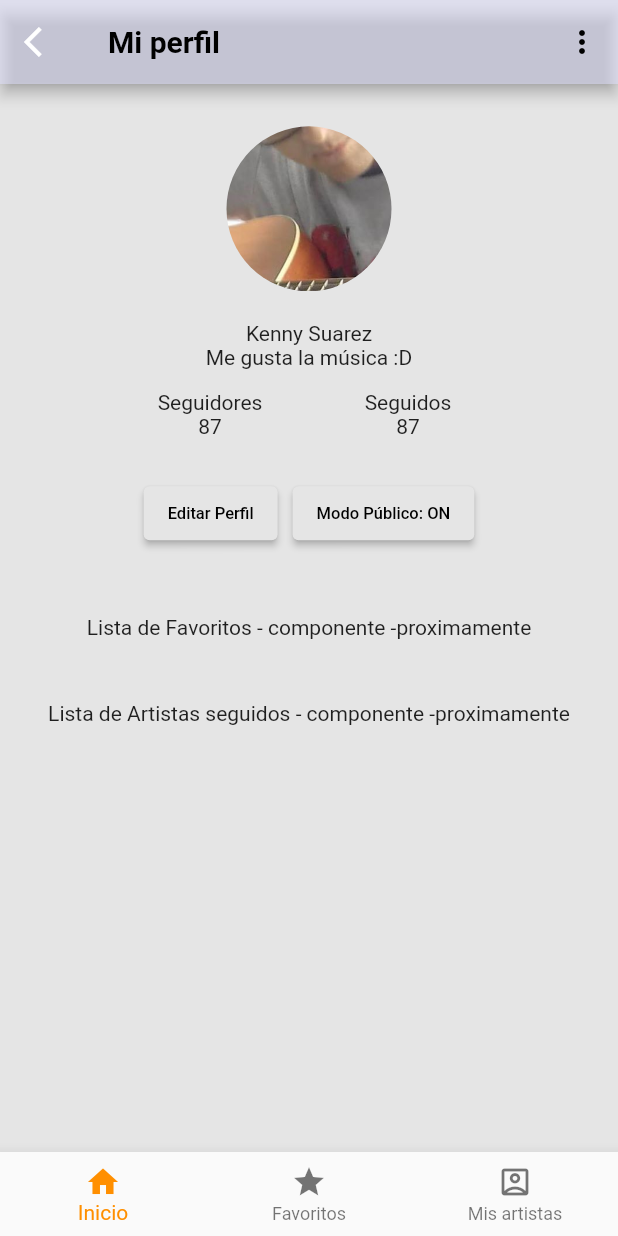
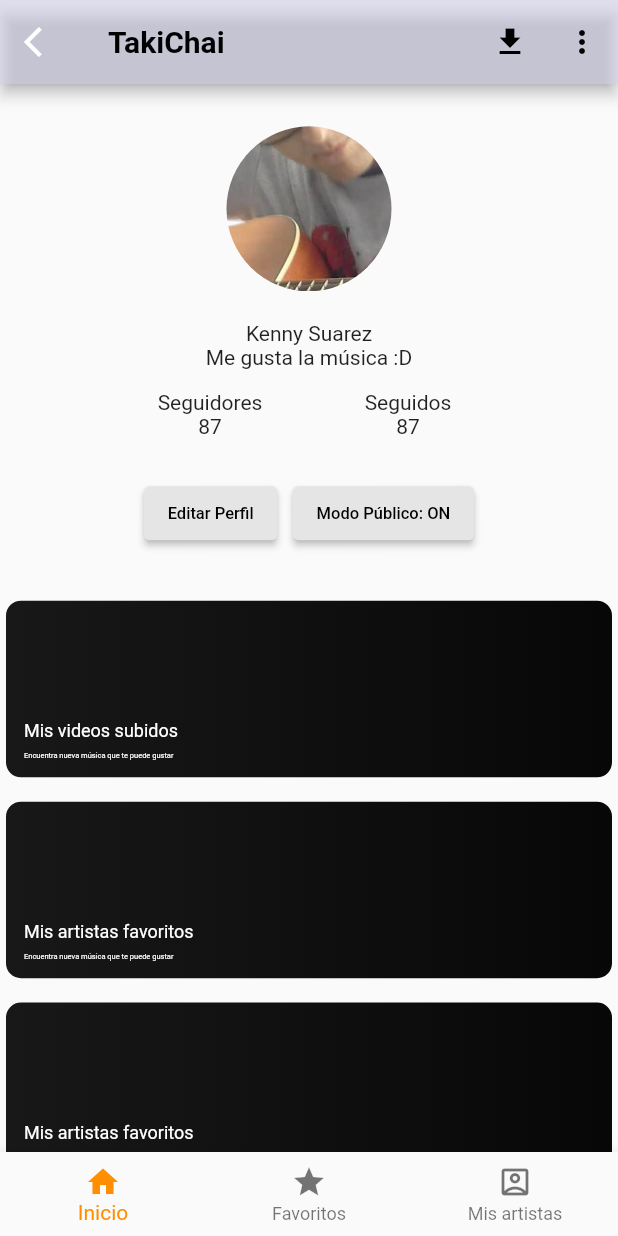
Before and after one commit to sasukenny/takichaiproject, a Flutter app: the Profile screen opened directly, on a phone screen of 412 x 824 dp. Run offline on Flutter 3.47's test engine with Material 2 defaults, Android fonts, the phone set to English and light mode, and no system bars; missing offline and left inert: about, dart:js, pubspec; Roboto replaces fonts that are missing (Montserrat).

Commit message:
lista mis favoritos

```diff
--- a/lib/Wrapper/wrapper.dart
+++ b/lib/Wrapper/wrapper.dart
@@ -35,31 +35,50 @@ class _HomeState extends State<Wrapper> {
         },
         child: Scaffold(
           backgroundColor: Color(0xFFE5E5E5),
+          //backgroundColor: Color(0xFF0B0C0E),
           appBar: AppBar(
             leading: IconButton(
               icon: Icon(Icons.arrow_back_ios , color: Colors.white),
               onPressed:  () => Navigator.of(context).pop() ),
-            title: Text(widget.title, style: TextStyle(fontWeight: FontWeight.bold),),
+            //title: Text(widget.title, style: TextStyle(fontWeight: FontWeight.bold),),
+            title: Text( 'TakiChai', style: TextStyle(fontWeight: FontWeight.bold),),
             actions: myActions(),
             backgroundColor: Color.fromRGBO(225, 225, 255, 0.5),
 
           ),
-          body: widget.activitieChild,
+          body: Container(
+            decoration: BoxDecoration(
+              gradient: LinearGradient(
+                colors: [Color.fromRGBO(41, 44, 45, 1.0),Color.fromRGBO(18, 23, 26, 1.0)],
+              ),
+            ),
+            child: widget.activitieChild,
+          ),
           bottomNavigationBar: bottomNavBar(),
         )
     );
   }
   List<Widget> myActions(){
     return <Widget>[
+      Row(
+        children: [
           /*
+          Text(
+            'Subir una canción',
+          ),*/
           IconButton(
-        icon: const Icon(Icons.add_alert),
+            padding: EdgeInsets.all(0),
+            icon: const Icon(Icons.download_sharp),
             tooltip: 'Show Snackbar',
             onPressed: () {
               ScaffoldMessenger.of(context).showSnackBar(
                   const SnackBar(content: Text('This is a snackbar')));
             },
           ),
+        ],
+      ),
+
+      /*
       IconButton(
         icon: const Icon(Icons.more_vert),
         tooltip: 'Go to the next page',
--- a/lib/activities/act_Home.dart
+++ b/lib/activities/act_Home.dart
@@ -2,7 +2,9 @@ import 'package:flutter/material.dart';
 import '../Wrapper/wrapper.dart';
 import '../components/comp_bottomNavBar.dart';
 import '../components/comp_card.dart';
+import 'act_AboutUs.dart';
 import 'act_musiclist.dart';
+import 'act_myFavoriteSongs.dart';
 import 'act_nowPlaying.dart';
 
 class Home extends StatefulWidget {
@@ -24,16 +26,18 @@ class _HomeState extends State<Home> {
 
 
   Container elements(){
-    comp_card firstComponent = const comp_card(titulo: 'Descubre nueva música', flexText: 7, img: "assets/images/heart.png", newRoute: MusicList(title: 'Descubre') ,);
-    comp_card secondComponent = const comp_card(titulo: 'Escucha nuevos artistas', flexText: 9, newRoute: NowPlayingPage(title: 'Mis favoritos'));
-    comp_card thirdComponent = const comp_card(titulo: 'Sube tu música', flexText: 9, newRoute: NowPlayingPage(title: 'Mis favoritos'),divide: 4,);
-    comp_card fourthComponent = const comp_card(titulo: 'Mi música favorita', flexText: 7, newRoute: MusicList(title: 'Sube tu música')) ;
+    comp_card firstComponent = const comp_card(titulo: 'Descubre nueva música', flexText: 7, img: "assets/images/heart.png", newRoute: MusicList(title: 'Descubre'),divide: 4.75);
+    comp_card secondComponent = const comp_card(titulo: 'Escucha nuevos artistas', flexText: 9, newRoute: NowPlayingPage(title: 'Mis favoritos'),divide: 4.75);
+    comp_card thirdComponent = const comp_card(titulo: 'Mis creaciones', flexText: 9, newRoute: NowPlayingPage(title: 'Mis Creaciones'),divide: 2.25,);
+    comp_card fourthComponent = const comp_card(titulo: 'Mi música favorita', flexText: 7, newRoute: MyFavoriteSongs(title: 'Mi música favorita')) ;
     comp_card fifthComponent = const comp_card(titulo: 'Mis Artistas favoritos', flexText: 7, newRoute: MusicList(title: 'Sobre TakiChai')) ;
-    comp_card sixthComponent = const comp_card(titulo: 'Sobre TakiChai', flexText: 7, newRoute: MusicList(title: 'Sobre TakiChai')) ;
+    comp_card sixthComponent = const comp_card(titulo: 'Mis creaciones', flexText: 7, newRoute: AboutUs(title: "About Us")) ;
+    comp_card seventhComponent = const comp_card(titulo: 'Sobre TakiChai', flexText: 7, newRoute: AboutUs(title: "About Us")) ;
     double dobleheight = MediaQuery.of(context).size.height/4;
     print('object');
     print(dobleheight);
     return Container(
+      padding: EdgeInsets.fromLTRB(10, 0, 10, 0),
       child: Column(
           mainAxisAlignment: MainAxisAlignment.start,
           children: <Widget>[
@@ -59,7 +63,7 @@ class _HomeState extends State<Home> {
               children: [
 
                 Container(
-                    margin: const EdgeInsets.all(1.0),
+                    margin: const EdgeInsets.all(0),
                     padding: const EdgeInsets.all(1.0),
 
                     decoration: const BoxDecoration(
@@ -69,7 +73,7 @@ class _HomeState extends State<Home> {
                     Row(
                       children: [
                         Expanded(
-                          flex: 7,
+                          flex: 6,
                           child:
                           //firstComponent,
                           Column(
@@ -81,7 +85,7 @@ class _HomeState extends State<Home> {
                           )
                         ),
                         Expanded(
-                          flex: 3,
+                          flex: 4,
                           child:
                           thirdComponent
                         ),
@@ -89,7 +93,7 @@ class _HomeState extends State<Home> {
                     )
                 ),
                 Container(
-                    margin: const EdgeInsets.all(1.0),
+                    margin: const EdgeInsets.all(0),
                     padding: const EdgeInsets.all(1.0),
                     decoration: const BoxDecoration(
                     ),
@@ -109,8 +113,8 @@ class _HomeState extends State<Home> {
                       ],
                     )
                 ),
-                sixthComponent,
-                sixthComponent,
+                //sixthComponent,
+                //seventhComponent,
                 blankSpace(),
               ],
             ),
@@ -124,7 +128,7 @@ class _HomeState extends State<Home> {
     //print(height/35);
     return Column(
       children: [Container(
-          height: height/35,
+          height: height/37,
           //color: Colors.yellow
           //color: Colors.white
       )],
--- a/lib/activities/act_Profile.dart
+++ b/lib/activities/act_Profile.dart
@@ -1,5 +1,8 @@
 import 'package:flutter/material.dart';
 import '../Wrapper/wrapper.dart';
+import '../components/comp_card.dart';
+import 'act_musiclist.dart';
+import 'act_nowPlaying.dart';
 
 class Profile extends StatefulWidget {
 const Profile({Key? key, required this.title}) : super(key: key);
@@ -18,30 +21,50 @@ class _ProfileState extends State<Profile> {
       Wrapper(title: widget.title, activitieChild: elements());
   }
   Container elements(){
+    comp_card firstComponent = const comp_card(titulo: 'Mis videos subidos', flexText: 9, newRoute: MusicList(title: 'Descubre'),divide: 7);
+    comp_card secondComponent = const comp_card(titulo: 'Mis artistas favoritos', flexText: 9, newRoute: MusicList(title: 'Descubre'),divide: 7);
+    comp_card thirdComponent = const comp_card(titulo: 'Mis artistas favoritos', flexText: 9, newRoute: NowPlayingPage(title: 'Mis favoritos'),divide: 7);
     return Container(
       child:
-        Column(
+        Scaffold(
+          body: SingleChildScrollView(
+            child: Column(
               children: [
                 blankSpace(100),
                 Column(
                   children:
                   perfil(context),
                 ),
-            blankSpace(37),
+                blankSpace(100),
                 Column(
                   children: [Container(
-                child: Text('Lista de Favoritos - componente -proximamente'),
+                      child:
+                      //Text('Lista de Favoritos - componente -proximamente'),
+                      firstComponent
                   )],
                 ),
-            blankSpace(20),
+                blankSpace(100),
                 Column(
                   children: [
                     Container(
-                  child: Text('Lista de Artistas seguidos - componente -proximamente'),
+                        child:
+                        //Text('Lista de Artistas seguidos - componente -proximamente'),
+                        secondComponent
+                    )],
+                ),
+                blankSpace(100),
+                Column(
+                  children: [
+                    Container(
+                        child:
+                        //Text('Lista de Artistas seguidos - componente -proximamente'),
+                        thirdComponent
                     )],
                 ),
               ],
             ),
+          ),
+        )
     );
   }
   List<Container> perfil(BuildContext context){
--- a/lib/components/comp_card.dart
+++ b/lib/components/comp_card.dart
@@ -12,19 +12,19 @@ class comp_card extends StatelessWidget {
         required this.titulo,
         required this.flexText,
         required this.newRoute,
-        this.divide = 8
+        this.divide = 5
   }) : super(key: key);
   final String titulo;
   final int flexText;
   final String img;
   final StatefulWidget newRoute;
-  final int divide;
+  final double divide;
   @override
   Widget build(BuildContext context) {
     int InvertflexText = 10 - flexText;
     double height = MediaQuery.of(context).size.height;
-    print("height/8");
-    print(height/8);
+    print("height/7");
+    print(height/6);
     print(this.divide);
     return
       InkWell(
@@ -32,7 +32,7 @@ class comp_card extends StatelessWidget {
         child: Container(
             height: height/this.divide,
             width: double.infinity,
-            margin: const EdgeInsets.all(5.0),
+            margin: const EdgeInsets.all(4.0),
             padding: const EdgeInsets.all(3.0),
             decoration: BoxDecoration(
               gradient: LinearGradient(
@@ -65,7 +65,7 @@ class comp_card extends StatelessWidget {
                         mainAxisAlignment: MainAxisAlignment.end,
                         children: [
                           Container(
-                            margin: const EdgeInsets.all(3.0),
+                            margin: const EdgeInsets.all(0.0),
                             padding: const EdgeInsets.all(3.0),
                             alignment: Alignment(-1.0, 1.0),
                             child: Text(
@@ -78,7 +78,7 @@ class comp_card extends StatelessWidget {
                             ),
                           ),
                           Container(
-                            margin: const EdgeInsets.all(3.0),
+                            margin: const EdgeInsets.all(0.0),
                             padding: const EdgeInsets.all(3.0),
                             alignment: Alignment(-1.0, 1.0),
                             child: Text(
--- a/lib/components/comp_songcard.dart
+++ b/lib/components/comp_songcard.dart
@@ -14,9 +14,10 @@ class SongCard extends StatelessWidget {
 
   @override
   Widget build(BuildContext context) {
+    double width = MediaQuery.of(context).size.width;
     return Container(
       margin: const EdgeInsets.all(10),
-      width: 380,
+      width: width,
       height: 50,
       decoration: const BoxDecoration(
         borderRadius: BorderRadius.all(Radius.circular(15)),
--- a/lib/main.dart
+++ b/lib/main.dart
@@ -30,11 +30,11 @@ class MyApp extends StatelessWidget {
         )
       ),
       // home: const NowPlayingPage(title: 'Takichai'),
-      // home: const Home(title: 'Takichai'),
+      home: const Home(title: 'Takichai'),
       //home: const Wrapper(title: 'Now Playing'),
       //home: const NowPlayingPage(title: 'Now Playing'),
       // home: const MusicList(title: 'Music List'),
-      home: const AboutUs(title: "About Us"),
+      //home: const AboutUs(title: "About Us"),
     );
   }
 }
```
Also changed, not shown: lib/activities/act_musiclist.dart (+19 -17 lines), lib/activities/act_myFavoriteSongs.dart (added, +110 -0 lines), lib/components/comp_bottomNavBar.dart (+5 -2 lines), lib/activities/act_mySongs.dart (added). Lines whose indentation alone changed are shown as unchanged.
